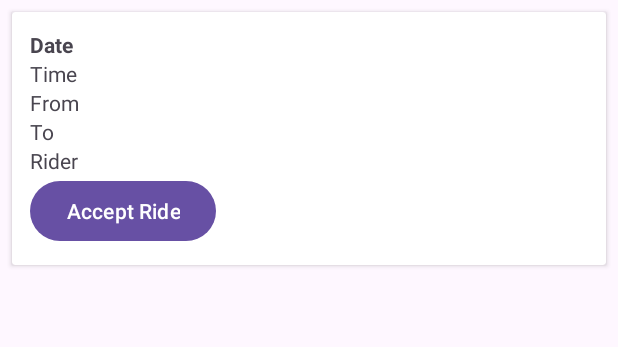
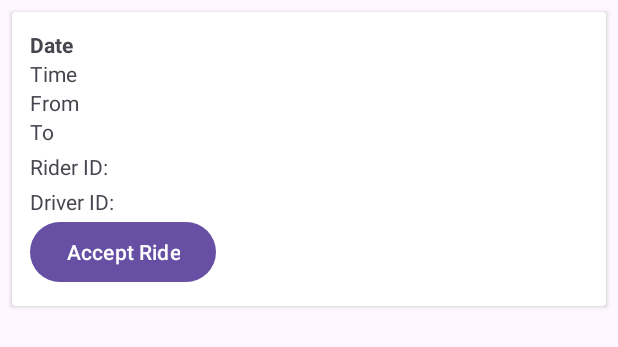
Before and after one commit to wcepress4/RideSharingApp, an Android app: the layout ride_item.xml on its own in the app's theme, with its tools: preview values and no code run, on a phone screen of 412 x 824 dp. Shown: the top 347 px of the screen. Run offline under Robolectric (Android 15) with nearby library versions, the phone set to English and light mode, and no system bars.

Commit message:
removed Rider Name temporarily and added Rider ID and Driver ID

```diff
--- a/app/src/main/res/layout/ride_item.xml
+++ b/app/src/main/res/layout/ride_item.xml
@@ -32,10 +32,21 @@
             android:layout_height="wrap_content"
             android:text="To" />
 
-        <TextView android:id="@+id/riderName"
+        <TextView
+            android:id="@+id/riderIdTextView"
             android:layout_width="wrap_content"
             android:layout_height="wrap_content"
-            android:text="Rider" />
+            android:text="Rider ID:"
+            android:textSize="14sp"
+            android:layout_marginTop="4dp" />
+
+        <TextView
+            android:id="@+id/driverIdTextView"
+            android:layout_width="wrap_content"
+            android:layout_height="wrap_content"
+            android:text="Driver ID:"
+            android:textSize="14sp"
+            android:layout_marginTop="4dp" />
 
         <Button
             android:id="@+id/acceptButton"
```
